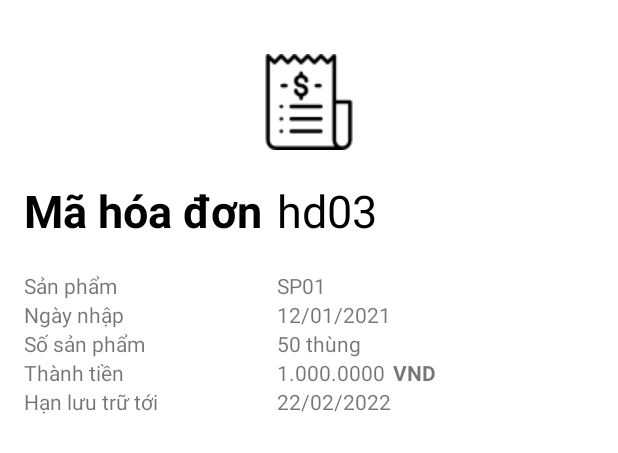
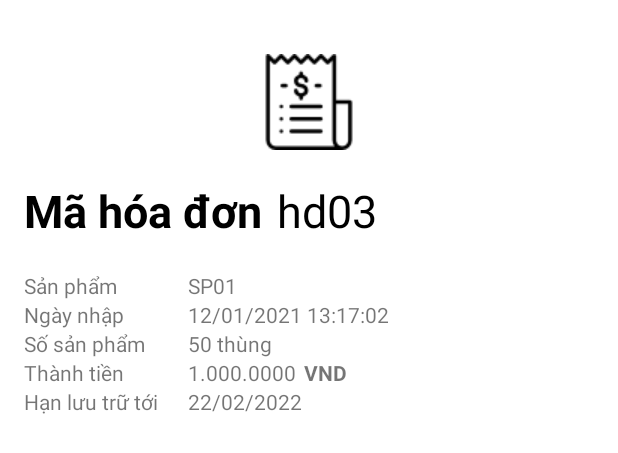
Before and after one commit to Hunghm/Quan_ly_ban_hang, an Android app: the layout dialog_detail_bill_nhap.xml on its own in the app's theme, with its tools: preview values and no code run, on a phone screen of 412 x 824 dp. Shown: the top 453 px of the screen. Run offline under Robolectric (Android 15) with nearby library versions, the phone set to English and light mode, and no system bars.

Commit message:
comit 21/4 2021

```diff
--- a/app/src/main/java/com/example/quan_ly_ban_hang/DAO/HoaDonChiTietDAO.java
+++ b/app/src/main/java/com/example/quan_ly_ban_hang/DAO/HoaDonChiTietDAO.java
@@ -118,6 +118,9 @@ public class HoaDonChiTietDAO {
     public HoaDonChiTiet getByIDHoaDon(String idHoaDon) {
         String sql = "SELECT * FROM HoaDonChiTiet WHERE maHoaDon=?";
         List<HoaDonChiTiet> list = getData(sql, idHoaDon);
+        if(list.size()==0){
+            return null;
+        }
         return list.get(0);
     }
 
--- a/app/src/main/java/com/example/quan_ly_ban_hang/Fragment/XuatFragment.java
+++ b/app/src/main/java/com/example/quan_ly_ban_hang/Fragment/XuatFragment.java
@@ -221,7 +221,7 @@ public class XuatFragment extends Fragment {
                                     hoaDon.setNgayNhapXuat(ngayChon);
                                 }
                                 long resultHoaDon = hoaDonDAO.insert(hoaDon);
-                                HoaDon hoaDon1 = hoaDonDAO.getHoaDonNew();
+//                                HoaDon hoaDon1 = hoaDonDAO.getHoaDonNew();
 
                                 Calendar c = Calendar.getInstance();
                                 c.setTime(Calendar.getInstance().getTime());
@@ -230,7 +230,7 @@ public class XuatFragment extends Fragment {
                                 hoaDonChiTiet.setHanLuuTru(c.getTime());
                                 hoaDonChiTiet.setLoaiHoaDon(2);
                                 hoaDonChiTiet.setMaSanPham(sanPhamSelectedSpinner.getMaSanPham());
-                                hoaDonChiTiet.setMaHoaDon(hoaDon1.getMaHoaDon());
+                                hoaDonChiTiet.setMaHoaDon((int) resultHoaDon);
                                 hoaDonChiTiet.setSoLuong(Integer.parseInt(edSoSanPham.getText().toString()));
 
                                 long resultHoaDonChiTiet = donChiTietDAO.insert(hoaDonChiTiet);
--- a/app/src/main/res/layout/dialog_detail_bill_nhap.xml
+++ b/app/src/main/res/layout/dialog_detail_bill_nhap.xml
@@ -46,7 +46,8 @@
         android:id="@+id/tv_value_san_pham"
         android:layout_width="wrap_content"
         android:layout_height="wrap_content"
-        android:layout_alignLeft="@+id/tv_value_mahd"
+        android:layout_toRightOf="@+id/tv_han_luu_tru"
+        android:layout_marginLeft="20dp"
         android:layout_alignTop="@+id/tv_san_pham"
         android:text="SP01" />
 
@@ -61,9 +62,9 @@
         android:id="@+id/tv_value_ngay_nhap"
         android:layout_width="wrap_content"
         android:layout_height="wrap_content"
-        android:layout_alignLeft="@+id/tv_value_mahd"
+        android:layout_alignLeft="@+id/tv_value_san_pham"
         android:layout_alignTop="@+id/tv_ngay_nhap"
-        android:text="12/01/2021" />
+        android:text="12/01/2021 13:17:02" />
 
     <TextView
         android:id="@+id/tv_so_san_pham"
@@ -76,7 +77,7 @@
         android:id="@+id/tv_value_so_san_pham"
         android:layout_width="wrap_content"
         android:layout_height="wrap_content"
-        android:layout_alignLeft="@+id/tv_value_mahd"
+        android:layout_alignLeft="@+id/tv_value_san_pham"
         android:layout_alignTop="@+id/tv_so_san_pham"
         android:text="50 thùng" />
 
@@ -92,7 +93,7 @@
         android:id="@+id/tv_value_thanh_tien"
         android:layout_width="wrap_content"
         android:layout_height="wrap_content"
-        android:layout_alignLeft="@+id/tv_value_mahd"
+        android:layout_alignLeft="@+id/tv_value_san_pham"
         android:layout_alignTop="@+id/tv_thanh_tien"
         android:text="1.000.0000" />
 
@@ -118,7 +119,7 @@
         android:id="@+id/tv_value_han_luu_tru"
         android:layout_width="wrap_content"
         android:layout_height="wrap_content"
-        android:layout_alignLeft="@+id/tv_value_mahd"
+        android:layout_alignLeft="@+id/tv_value_san_pham"
         android:layout_alignTop="@+id/tv_han_luu_tru"
         android:text="22/02/2022"
         />
```
Also changed, not shown: app/src/main/java/com/example/quan_ly_ban_hang/Fragment/NhapFragment.java (+6 -2 lines).
